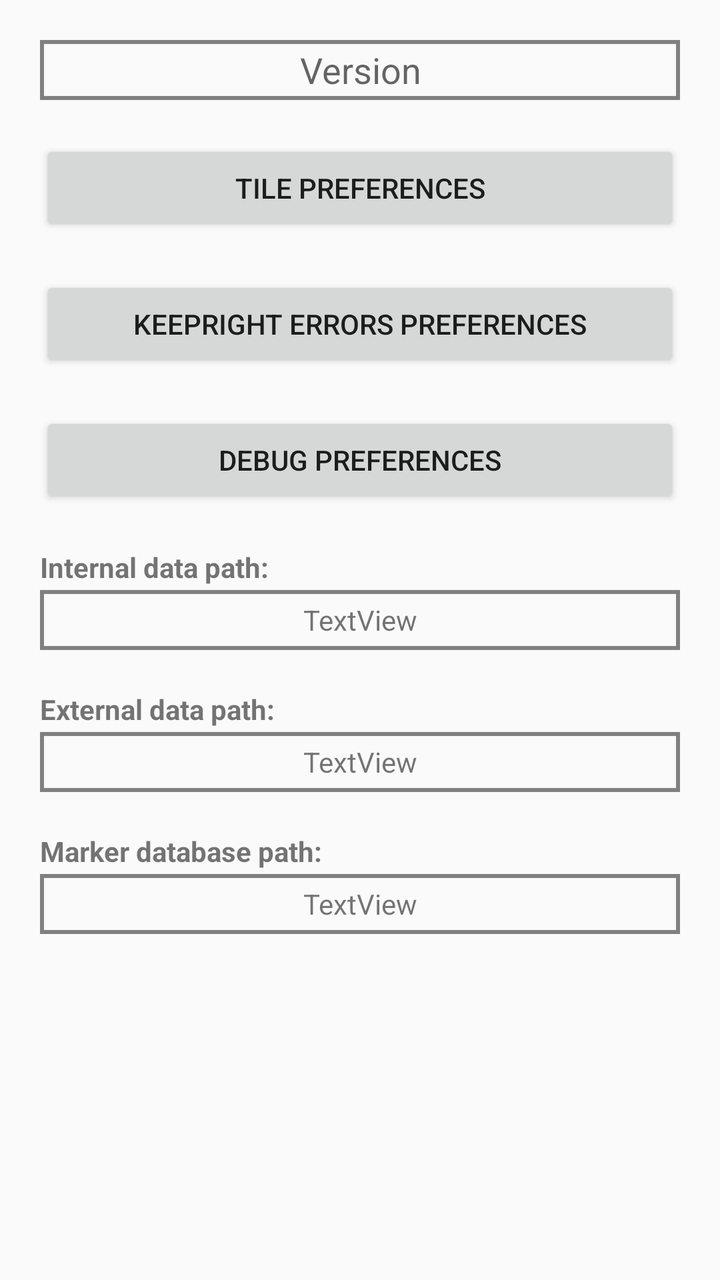
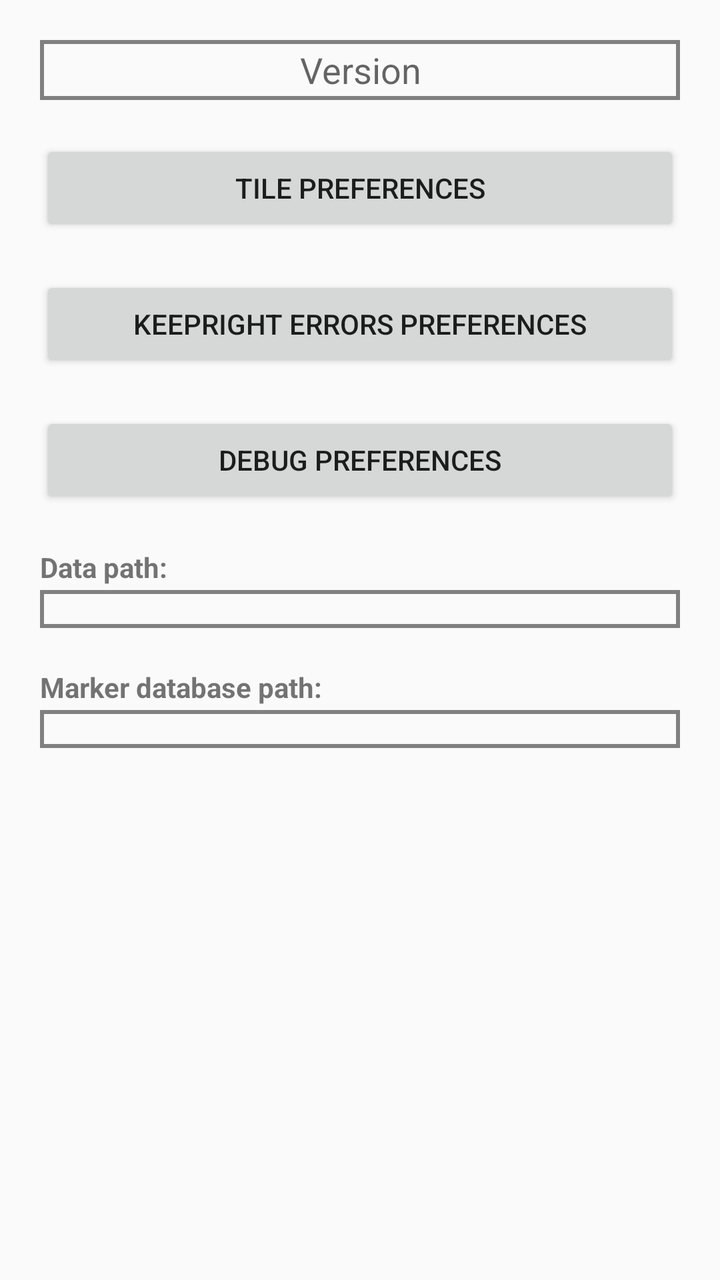

Two renders of the same Android screen: before a commit and after it. Below are the layout's source before the change and the commit's diff.
<!-- AndroidManifest.xml: activity theme AppTheme -->
<!-- res/layout/activity_main_preferences.xml -->
<?xml version="1.0" encoding="utf-8"?>
<LinearLayout xmlns:android="http://schemas.android.com/apk/res/android"
    android:layout_width="match_parent"
    android:layout_height="match_parent"
    android:orientation="vertical">

    <TextView
        android:id="@+id/textViewVersion"
        android:layout_width="match_parent"
        android:layout_height="30dp"
        android:layout_centerHorizontal="true"
        android:layout_centerVertical="true"
        android:layout_marginStart="20dp"
        android:layout_marginTop="20dp"
        android:layout_marginEnd="20dp"
        android:background="@drawable/textview_border"
        android:gravity="center"
        android:text="Version"
        android:textAppearance="@style/TextAppearance.AppCompat.Medium" />

    <Button
        android:id="@+id/buttonTilePreferences"
        android:layout_width="match_parent"
        android:layout_height="wrap_content"
        android:layout_marginStart="20dp"
        android:layout_marginEnd="20dp"
        android:layout_marginTop="20dp"
        android:text="@string/tile_preferences" />

    <Button
        android:id="@+id/buttonKeepRightErrorsPreferences"
        android:layout_width="match_parent"
        android:layout_height="wrap_content"
        android:layout_marginStart="20dp"
        android:layout_marginEnd="20dp"
        android:layout_marginTop="20dp"
        android:text="@string/keep_right_errors_preferences" />

    <Button
        android:id="@+id/buttonDebugPreferences"
        android:layout_width="match_parent"
        android:layout_height="wrap_content"
        android:layout_marginStart="20dp"
        android:layout_marginEnd="20dp"
        android:layout_marginTop="20dp"
        android:text="@string/debug_preferences" />

    <TextView
        android:id="@+id/textView2"
        android:layout_width="wrap_content"
        android:layout_height="wrap_content"
        android:layout_marginLeft="20dp"
        android:layout_marginTop="20dp"
        android:textStyle="bold"
        android:text="@string/internal_data_path_"/>

    <TextView
        android:id="@+id/textViewInternalDataPath"
        android:layout_width="match_parent"
        android:layout_height="30dp"
        android:layout_marginLeft="20dp"
        android:layout_marginRight="20dp"
        android:layout_marginTop="2dp"
        android:layout_centerHorizontal="true"
        android:layout_centerVertical="true"
        android:gravity="center"
        android:background="@drawable/textview_border"
        android:text="TextView"/>

    <TextView
        android:id="@+id/textView3"
        android:layout_width="wrap_content"
        android:layout_height="wrap_content"
        android:layout_marginLeft="20dp"
        android:layout_marginTop="20dp"
        android:textStyle="bold"
        android:text="@string/external_data_path_"/>

    <TextView
        android:id="@+id/textViewExternalDataPath"
        android:layout_width="match_parent"
        android:layout_height="30dp"
        android:layout_marginLeft="20dp"
        android:layout_marginRight="20dp"
        android:layout_marginTop="2dp"
        android:layout_centerHorizontal="true"
        android:layout_centerVertical="true"
        android:gravity="center"
        android:background="@drawable/textview_border"
        android:text="TextView"/>

    <TextView
        android:id="@+id/textView4"
        android:layout_width="wrap_content"
        android:layout_height="wrap_content"
        android:layout_marginLeft="20dp"
        android:layout_marginTop="20dp"
        android:textStyle="bold"
        android:text="@string/marker_database_path_"/>

    <TextView
        android:id="@+id/textViewMarkerDatabasePath"
        android:layout_width="match_parent"
        android:layout_height="30dp"
        android:layout_marginLeft="20dp"
        android:layout_marginRight="20dp"
        android:layout_marginTop="2dp"
        android:layout_centerHorizontal="true"
        android:layout_centerVertical="true"
        android:gravity="center"
        android:background="@drawable/textview_border"
        android:text="TextView"/>

</LinearLayout>
<!-- resources referenced by this layout -->
<resources>
  <!-- drawable textview_border (drawable) -->
  <?xml version="1.0" encoding="utf-8"?>
  <shape xmlns:android="http://schemas.android.com/apk/res/android"
      android:shape="rectangle" >
  
      <stroke
          android:width="2dp"
          android:color="#808080" />
  
  </shape>
  <string name="debug_preferences">Debug Preferences</string>
  <string name="external_data_path_">External data path:</string>
  <string name="internal_data_path_">Internal data path:</string>
  <string name="keep_right_errors_preferences">KeepRight Errors Preferences</string>
  <string name="marker_database_path_">Marker database path:</string>
  <string name="tile_preferences">Tile Preferences</string>
  <style name="AppTheme" parent="Theme.AppCompat.Light.DarkActionBar">
          
          <item name="colorPrimary">@color/colorPrimary</item>
          <item name="colorPrimaryDark">@color/colorPrimaryDark</item>
          <item name="colorAccent">@color/colorAccent</item>
      </style>
  <color name="colorPrimary">#3F51B5</color>
  <color name="colorPrimaryDark">#303F9F</color>
  <color name="colorAccent">#FF4081</color>
</resources>

<!-- the commit's change to res/layout/activity_main_preferences.xml (unified diff, before → after) -->
@@ -49,51 +49,27 @@
         android:id="@+id/textView2"
         android:layout_width="wrap_content"
         android:layout_height="wrap_content"
-        android:layout_marginLeft="20dp"
+        android:layout_marginStart="20dp"
         android:layout_marginTop="20dp"
         android:textStyle="bold"
-        android:text="@string/internal_data_path_"/>
+        android:text="@string/data_path_"/>
 
     <TextView
-        android:id="@+id/textViewInternalDataPath"
+        android:id="@+id/textViewDataPath"
         android:layout_width="match_parent"
-        android:layout_height="30dp"
+        android:layout_height="wrap_content"
         android:layout_marginLeft="20dp"
         android:layout_marginRight="20dp"
         android:layout_marginTop="2dp"
-        android:layout_centerHorizontal="true"
-        android:layout_centerVertical="true"
+        android:maxLines="3"
         android:gravity="center"
-        android:background="@drawable/textview_border"
-        android:text="TextView"/>
+        android:background="@drawable/textview_border"/>
 
     <TextView
         android:id="@+id/textView3"
         android:layout_width="wrap_content"
         android:layout_height="wrap_content"
-        android:layout_marginLeft="20dp"
-        android:layout_marginTop="20dp"
-        android:textStyle="bold"
-        android:text="@string/external_data_path_"/>
-
-    <TextView
-        android:id="@+id/textViewExternalDataPath"
-        android:layout_width="match_parent"
-        android:layout_height="30dp"
-        android:layout_marginLeft="20dp"
-        android:layout_marginRight="20dp"
-        android:layout_marginTop="2dp"
-        android:layout_centerHorizontal="true"
-        android:layout_centerVertical="true"
-        android:gravity="center"
-        android:background="@drawable/textview_border"
-        android:text="TextView"/>
-
-    <TextView
-        android:id="@+id/textView4"
-        android:layout_width="wrap_content"
-        android:layout_height="wrap_content"
-        android:layout_marginLeft="20dp"
+        android:layout_marginStart="20dp"
         android:layout_marginTop="20dp"
         android:textStyle="bold"
         android:text="@string/marker_database_path_"/>
@@ -101,14 +77,12 @@
     <TextView
         android:id="@+id/textViewMarkerDatabasePath"
         android:layout_width="match_parent"
-        android:layout_height="30dp"
+        android:layout_height="wrap_content"
         android:layout_marginLeft="20dp"
         android:layout_marginRight="20dp"
         android:layout_marginTop="2dp"
-        android:layout_centerHorizontal="true"
-        android:layout_centerVertical="true"
+        android:maxLines="3"
         android:gravity="center"
-        android:background="@drawable/textview_border"
-        android:text="TextView"/>
+        android:background="@drawable/textview_border"/>
 
 </LinearLayout>
<!-- resource entries referenced after the edit -->
@@ -10,9 +10,8 @@
           android:color="#808080" />
   
   </shape>
+  <string name="data_path_">Data path:</string>
   <string name="debug_preferences">Debug Preferences</string>
-  <string name="external_data_path_">External data path:</string>
-  <string name="internal_data_path_">Internal data path:</string>
   <string name="keep_right_errors_preferences">KeepRight Errors Preferences</string>
   <string name="marker_database_path_">Marker database path:</string>
   <string name="tile_preferences">Tile Preferences</string>
